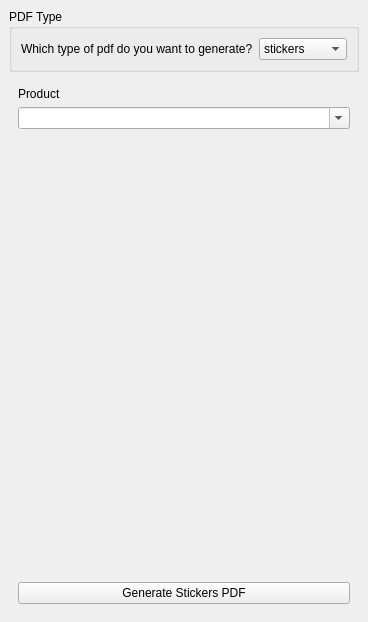
Qt form modules/main.ui (greflm13/grocycode-printpage) before a commit.
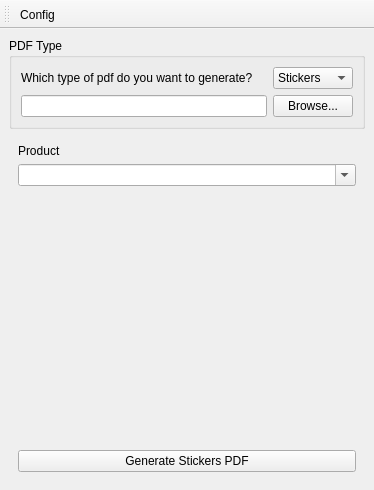
The same form after that commit.

Commit message: added config dialog

```diff
--- a/modules/main.ui
+++ b/modules/main.ui
@@ -6,8 +6,8 @@
    <rect>
     <x>0</x>
     <y>0</y>
-    <width>368</width>
-    <height>622</height>
+    <width>374</width>
+    <height>437</height>
    </rect>
   </property>
   <property name="windowTitle">
@@ -20,28 +20,38 @@
       <property name="title">
        <string>PDF Type</string>
       </property>
-      <layout class="QHBoxLayout">
-       <item>
+      <layout class="QGridLayout" name="gridLayout">
+       <item row="1" column="1">
+        <widget class="QPushButton" name="outputDirChooser">
+         <property name="text">
+          <string>Browse...</string>
+         </property>
+        </widget>
+       </item>
+       <item row="0" column="1">
+        <widget class="QComboBox" name="typeCombo">
+         <item>
+          <property name="text">
+           <string>Stickers</string>
+          </property>
+         </item>
+         <item>
+          <property name="text">
+           <string>List</string>
+          </property>
+         </item>
+        </widget>
+       </item>
+       <item row="1" column="0">
+        <widget class="QLineEdit" name="outputDir"/>
+       </item>
+       <item row="0" column="0">
         <widget class="QLabel" name="label0">
          <property name="text">
           <string>Which type of pdf do you want to generate?</string>
          </property>
         </widget>
        </item>
-       <item>
-        <widget class="QComboBox" name="typeCombo">
-         <item>
-          <property name="text">
-           <string>stickers</string>
-          </property>
-         </item>
-         <item>
-          <property name="text">
-           <string>list</string>
-          </property>
-         </item>
-        </widget>
-       </item>
       </layout>
      </widget>
     </item>
@@ -158,6 +168,26 @@
     </item>
    </layout>
   </widget>
+  <widget class="QToolBar" name="toolBar">
+   <property name="windowTitle">
+    <string>toolBar</string>
+   </property>
+   <attribute name="toolBarArea">
+    <enum>TopToolBarArea</enum>
+   </attribute>
+   <attribute name="toolBarBreak">
+    <bool>false</bool>
+   </attribute>
+   <addaction name="actionConfig"/>
+  </widget>
+  <action name="actionConfig">
+   <property name="text">
+    <string>Config</string>
+   </property>
+   <property name="menuRole">
+    <enum>QAction::MenuRole::PreferencesRole</enum>
+   </property>
+  </action>
  </widget>
  <resources/>
  <connections/>
```
The commit also changes 5 other files.
